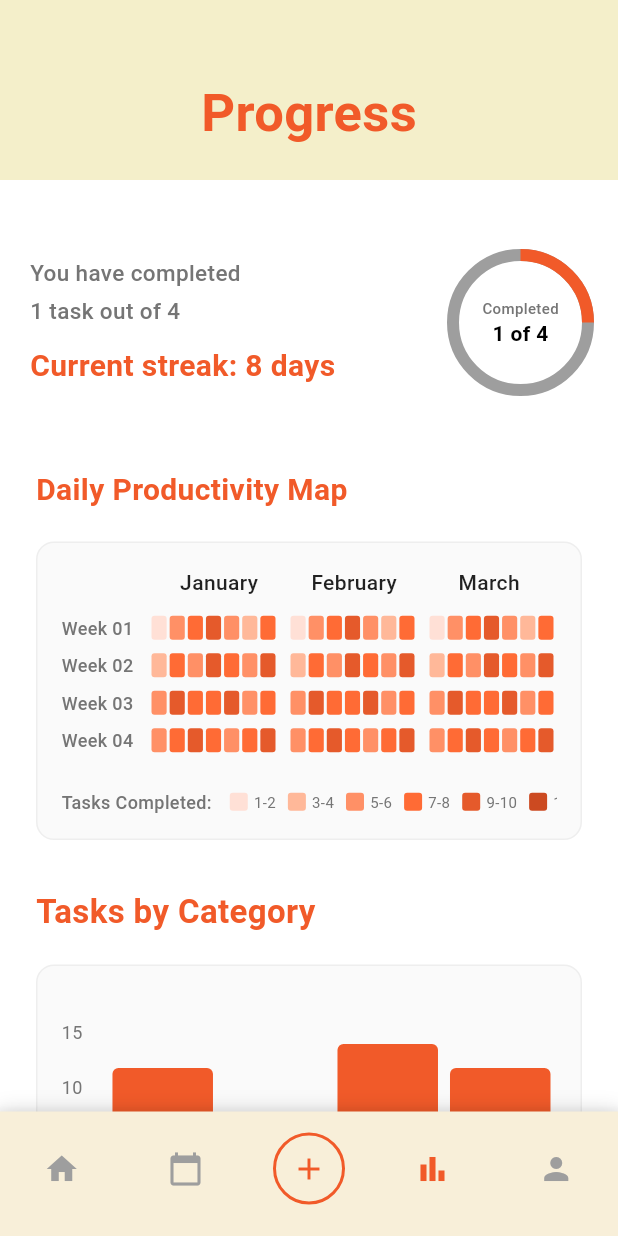
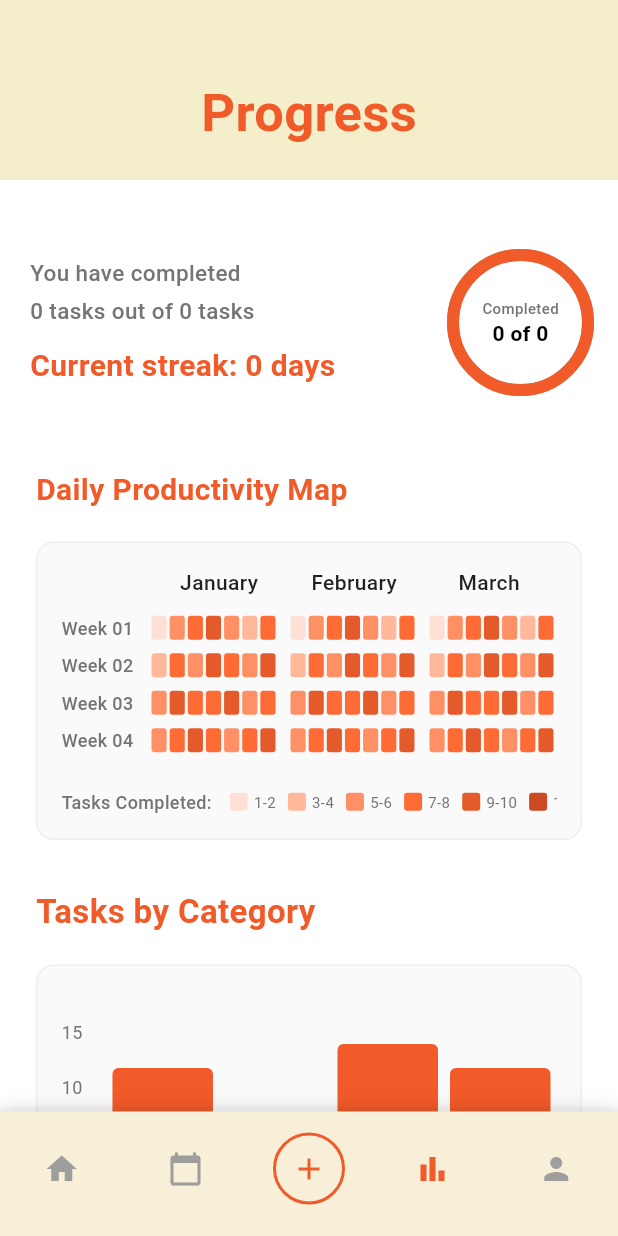
Before and after one commit to nikilasilva/Dooit, a Flutter app: the ProgressScreen screen opened by its route, on a phone screen of 412 x 824 dp. Run offline on Flutter 3.47's test engine with Material 3 defaults, Android fonts, the phone set to English and light mode, and no system bars; our stand-ins replace cloud_firestore, firebase_auth, firebase_core, firebase_storage, font_awesome_flutter, image_picker and 2 more; missing offline and left inert: change_case; accounts and stored records are empty.

Commit message:
Adds functionality to 'progressScreen' to completed tasks, total tasks, and completion streak.

```diff
--- a/lib/providers/task_provider.dart
+++ b/lib/providers/task_provider.dart
@@ -1,3 +1,5 @@
+import 'dart:collection';
+
 import 'package:flutter/foundation.dart';
 import 'package:firebase_auth/firebase_auth.dart';
 import '../models/task.dart';
@@ -143,6 +145,59 @@ class TaskProvider extends ChangeNotifier {
 
   }
 
+  // Getters for progress screen
+  // Number of tasks completed today
+  int get completedTasksToday {
+    return tasksForToday.where((task) {
+      return task.isCompleted;
+    }).length;
+  }
+
+  // Total number of tasks scheduled for today
+  int get totalTasksToday {
+    return tasksForToday.length;
+  }
+
+  // Calculates the current completion streak
+  int get completionStreak {
+    // 1. Get all unique days where at least one task was completed
+    // SplayTreeset automatically sorts the dates
+    final completedDays = SplayTreeSet<DateTime>((a, b) => a.compareTo(b));
+
+    for (var task in _tasks) {
+      if (task.isCompleted && task.dueDate != null) {
+        final day = DateTime(task.dueDate!.year, task.dueDate!.month, task.dueDate!.day);
+        completedDays.add(day);
+      }
+    }
+
+    if (completedDays.isEmpty) return 0;
+
+    // 2. Check if the streak is current (includes today or yesterday)
+    final now = DateTime.now();
+    final today = DateTime(now.year, now.month, now.day);
+    final yesterday = today.subtract(Duration(days: 1));
+
+    if (!completedDays.contains(today) && !completedDays.contains(yesterday)) {
+      return 0; // Streak is broken
+    }
+
+    // 3. Calculate the length of the current streak.
+    int currentStreak = 0;
+    DateTime expectedDay = today;
+
+    for (final day in completedDays.toList().reversed) {
+      if (day == expectedDay || (currentStreak == 0 && day == yesterday)) {
+        currentStreak++;
+        expectedDay = day.subtract(Duration(days: 1));
+      } else if (day.isBefore(expectedDay)) {
+        break;
+      }
+    }
+
+    return currentStreak;
+  }
+
   // Helper methods
   void _setLoading(bool loading) {
     _isLoading = loading;
--- a/lib/ui/progress_screen.dart
+++ b/lib/ui/progress_screen.dart
@@ -1,3 +1,4 @@
+import 'package:dooit/providers/task_provider.dart';
 import 'package:dooit/utils/app_styles.dart';
 import 'package:dooit/widgets/bottom_navbar.dart';
 import 'package:dooit/widgets/custom_header.dart';
@@ -5,6 +6,7 @@ import 'package:dooit/widgets/daily_productivity_map.dart';
 import 'package:dooit/widgets/progress_stats.dart';
 import 'package:dooit/widgets/tasks_by_category.dart';
 import 'package:flutter/material.dart';
+import 'package:provider/provider.dart';
 
 class ProgressScreen extends StatefulWidget {
   const ProgressScreen({super.key});
@@ -20,14 +22,24 @@ class _ProgressScreenState extends State<ProgressScreen> {
       backgroundColor: AppColors.white,
       bottomNavigationBar: BottomNavbar(currentIndex: 3),
       body: SafeArea(
-        child: SingleChildScrollView(
+        child: Consumer<TaskProvider>(
+          builder: (context, taskProvider, child) {
+            final completedToday = taskProvider.completedTasksToday;
+            final totalToday = taskProvider.totalTasksToday;
+            final streak = taskProvider.completionStreak;
+
+            return SingleChildScrollView(
               child: Column(
                 children: [
                   CustomHeader(title: "Progress"),
                   SizedBox(height: 30),
 
                   // Progress Stats Section
-              ProgressStats(),
+                  ProgressStats(
+                    completedToday: completedToday,
+                    totalToday: totalToday,
+                    streak: streak,
+                  ),
 
                   SizedBox(height: 32),
 
@@ -42,6 +54,8 @@ class _ProgressScreenState extends State<ProgressScreen> {
                   SizedBox(height: 100), // Bottom padding for navigation bar
                 ],
               ),
+            );
+          },
         ),
       ),
     );
--- a/lib/widgets/progress_stats.dart
+++ b/lib/widgets/progress_stats.dart
@@ -3,10 +3,21 @@ import 'package:dooit/widgets/circular_progress.dart';
 import 'package:flutter/material.dart';
 
 class ProgressStats extends StatelessWidget {
-  const ProgressStats({super.key});
+  final int completedToday;
+  final int totalToday;
+  final int streak;
+
+  const ProgressStats({
+    super.key,
+    required this.completedToday,
+    required this.totalToday,
+    required this.streak,
+  });
 
   @override
   Widget build(BuildContext context) {
+    final taskText1 = completedToday == 1 ? 'task' : 'tasks';
+    final taskText2 = totalToday == 1 ? 'task' : 'tasks';
     return Container(
       padding: EdgeInsets.all(20),
       child: Row(
@@ -20,10 +31,10 @@ class ProgressStats extends StatelessWidget {
                   style: AppTextStyles.descriptionText,
                 ),
                 SizedBox(height: 4),
-                Text("1 task out of 4", style: AppTextStyles.descriptionText),
+                Text("$completedToday $taskText1 out of $totalToday $taskText2", style: AppTextStyles.descriptionText),
                 SizedBox(height: 12),
                 Text(
-                  "Current streak: 8 days",
+                  "Current streak: $streak days",
                   style: AppTextStyles.subHeading2,
                 ),
               ],
@@ -33,9 +44,8 @@ class ProgressStats extends StatelessWidget {
           SizedBox(
             width: 90,
             height: 90,
-            child: CircularProgress(completed: 1, total: 4, size: 90,),
-          )
-
+            child: CircularProgress(completed: completedToday, total: totalToday, size: 90),
+          ),
         ],
       ),
     );
```
Lines whose indentation alone changed are shown as unchanged.
